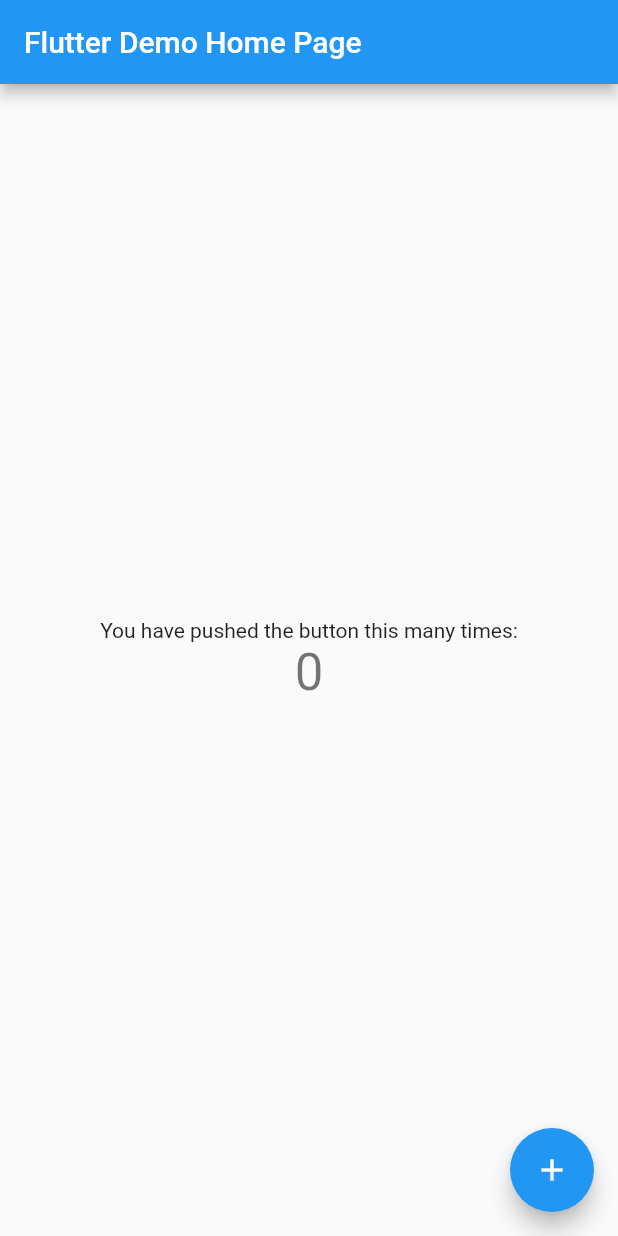
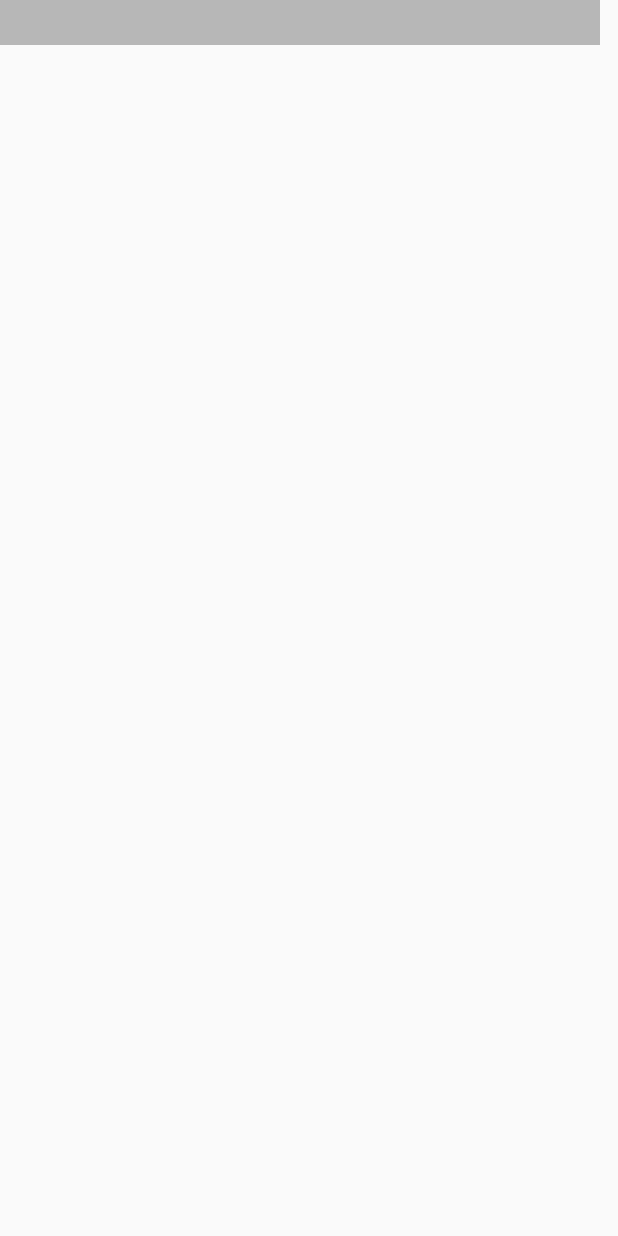
Before and after one commit to irizzaflutter/ui_playground, a Flutter app: the screen it shows after launch, on a phone screen of 412 x 824 dp. Run offline on Flutter 3.47's test engine with Material 2 defaults, Android fonts, the phone set to English and light mode, and no system bars.

Commit message:
initial structure

```diff
--- /dev/null
+++ b/lib/application/application.dart
@@ -0,0 +1,17 @@
+import 'package:flutter/material.dart';
+import 'package:ui_playground/ui/weather_app/home/weather_home_page.dart';
+
+class Application extends StatelessWidget {
+  const Application({Key? key}) : super(key: key);
+
+  @override
+  Widget build(BuildContext context) {
+    return MaterialApp(
+      title: 'Flutter Demo',
+      theme: ThemeData(
+        primarySwatch: Colors.blue,
+      ),
+      home: const WeatherHomePage(),
+    );
+  }
+}
--- /dev/null
+++ b/lib/constants/app_assets.dart
@@ -0,0 +1,3 @@
+abstract class AppAssets {
+  static String appIcon = '';
+}
--- /dev/null
+++ b/lib/constants/app_colors.dart
@@ -0,0 +1,8 @@
+import 'package:flutter/material.dart';
+
+abstract class AppColors {
+  static const Color greyish = Color(0xFFB7B7B7);
+  static const Color warmGrey = Color(0xFFA1A1A1);
+  static const Color softGreen = Color(0xFF5ABA79);
+  static const Color bluishGreen = Color(0xFF0fa84c);
+}
--- a/lib/main.dart
+++ b/lib/main.dart
@@ -1,115 +1,6 @@
 import 'package:flutter/material.dart';
+import 'package:ui_playground/application/application.dart';
 
 void main() {
-  runApp(const MyApp());
+  runApp(const Application());
 }
-
-class MyApp extends StatelessWidget {
-  const MyApp({Key? key}) : super(key: key);
-
-  // This widget is the root of your application.
-  @override
-  Widget build(BuildContext context) {
-    return MaterialApp(
-      title: 'Flutter Demo',
-      theme: ThemeData(
-        // This is the theme of your application.
-        //
-        // Try running your application with "flutter run". You'll see the
-        // application has a blue toolbar. Then, without quitting the app, try
-        // changing the primarySwatch below to Colors.green and then invoke
-        // "hot reload" (press "r" in the console where you ran "flutter run",
-        // or simply save your changes to "hot reload" in a Flutter IDE).
-        // Notice that the counter didn't reset back to zero; the application
-        // is not restarted.
-        primarySwatch: Colors.blue,
-      ),
-      home: const MyHomePage(title: 'Flutter Demo Home Page'),
-    );
-  }
-}
-
-class MyHomePage extends StatefulWidget {
-  const MyHomePage({Key? key, required this.title}) : super(key: key);
-
-  // This widget is the home page of your application. It is stateful, meaning
-  // that it has a State object (defined below) that contains fields that affect
-  // how it looks.
-
-  // This class is the configuration for the state. It holds the values (in this
-  // case the title) provided by the parent (in this case the App widget) and
-  // used by the build method of the State. Fields in a Widget subclass are
-  // always marked "final".
-
-  final String title;
-
-  @override
-  State<MyHomePage> createState() => _MyHomePageState();
-}
-
-class _MyHomePageState extends State<MyHomePage> {
-  int _counter = 0;
-
-  void _incrementCounter() {
-    setState(() {
-      // This call to setState tells the Flutter framework that something has
-      // changed in this State, which causes it to rerun the build method below
-      // so that the display can reflect the updated values. If we changed
-      // _counter without calling setState(), then the build method would not be
-      // called again, and so nothing would appear to happen.
-      _counter++;
-    });
-  }
-
-  @override
-  Widget build(BuildContext context) {
-    // This method is rerun every time setState is called, for instance as done
-    // by the _incrementCounter method above.
-    //
-    // The Flutter framework has been optimized to make rerunning build methods
-    // fast, so that you can just rebuild anything that needs updating rather
-    // than having to individually change instances of widgets.
-    return Scaffold(
-      appBar: AppBar(
-        // Here we take the value from the MyHomePage object that was created by
-        // the App.build method, and use it to set our appbar title.
-        title: Text(widget.title),
-      ),
-      body: Center(
-        // Center is a layout widget. It takes a single child and positions it
-        // in the middle of the parent.
-        child: Column(
-          // Column is also a layout widget. It takes a list of children and
-          // arranges them vertically. By default, it sizes itself to fit its
-          // children horizontally, and tries to be as tall as its parent.
-          //
-          // Invoke "debug painting" (press "p" in the console, choose the
-          // "Toggle Debug Paint" action from the Flutter Inspector in Android
-          // Studio, or the "Toggle Debug Paint" command in Visual Studio Code)
-          // to see the wireframe for each widget.
-          //
-          // Column has various properties to control how it sizes itself and
-          // how it positions its children. Here we use mainAxisAlignment to
-          // center the children vertically; the main axis here is the vertical
-          // axis because Columns are vertical (the cross axis would be
-          // horizontal).
-          mainAxisAlignment: MainAxisAlignment.center,
-          children: <Widget>[
-            const Text(
-              'You have pushed the button this many times:',
-            ),
-            Text(
-              '$_counter',
-              style: Theme.of(context).textTheme.headline4,
-            ),
-          ],
-        ),
-      ),
-      floatingActionButton: FloatingActionButton(
-        onPressed: _incrementCounter,
-        tooltip: 'Increment',
-        child: const Icon(Icons.add),
-      ), // This trailing comma makes auto-formatting nicer for build methods.
-    );
-  }
-}
--- /dev/null
+++ b/lib/ui/weather_app/home/weather_home_page.dart
@@ -0,0 +1,17 @@
+import 'package:flutter/material.dart';
+import 'package:ui_playground/constants/app_colors.dart';
+import 'package:ui_playground/ui/weather_app/layouts/main_layout.dart';
+
+class WeatherHomePage extends StatelessWidget {
+  const WeatherHomePage({Key? key}) : super(key: key);
+
+  @override
+  Widget build(BuildContext context) {
+    return MainLayout(
+        body: Container(
+      color: AppColors.greyish,
+      height: 30,
+      width: 400,
+    ));
+  }
+}
--- /dev/null
+++ b/lib/ui/weather_app/layouts/main_layout.dart
@@ -0,0 +1,22 @@
+import 'package:flutter/material.dart';
+
+class MainLayout extends StatelessWidget {
+  final Widget body;
+  final PreferredSizeWidget? appbar;
+  final Widget? bottomBar;
+
+  const MainLayout({
+    required this.body,
+    this.bottomBar,
+    this.appbar,
+    Key? key}) : super(key: key);
+
+  @override
+  Widget build(BuildContext context) {
+    return Scaffold(
+      appBar: appbar,
+      body: body,
+      bottomNavigationBar: bottomBar,
+    );
+  }
+}
```
Also changed, not shown: lib/constants/app_text_styles.dart (added, +28 -0 lines), lib/ui/weather_app/home/widgets/selected_day_widget/selected_day_widget.dart (added, +10 -0 lines), lib/ui/weather_app/home/widgets/weather_home_appbar/weather_home_appbar.dart (added, +14 -0 lines), lib/ui/weather_app/shared_widgets/app_bar/weather_app_bar.dart (added, +20 -0 lines), pubspec.yaml (+11 -14 lines), assets/fonts/BarlowCondensed-ExtraLight.ttf (added), assets/fonts/BarlowCondensed-Light.ttf (added), assets/fonts/BarlowCondensed-Thin.ttf (added), lib/constants/app_constants.dart (added), lib/ui/weather_app/shared_widgets/bottom_bar/weather_bottom_bar.dart (added), pubspec.lock, 7 other files.
